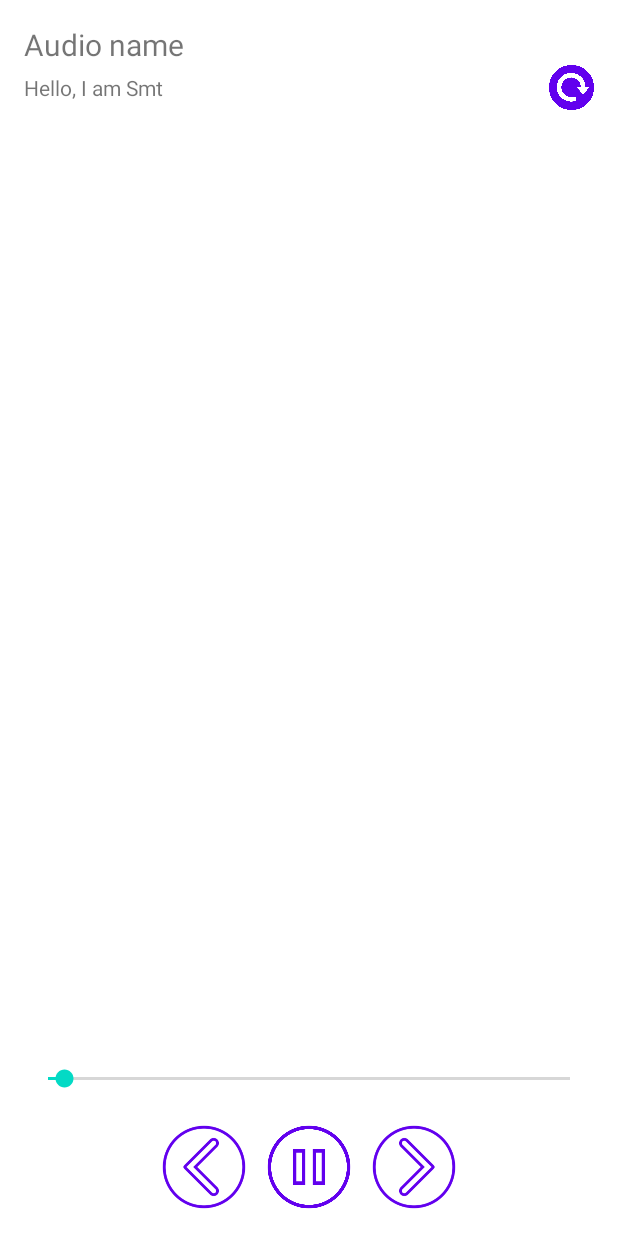
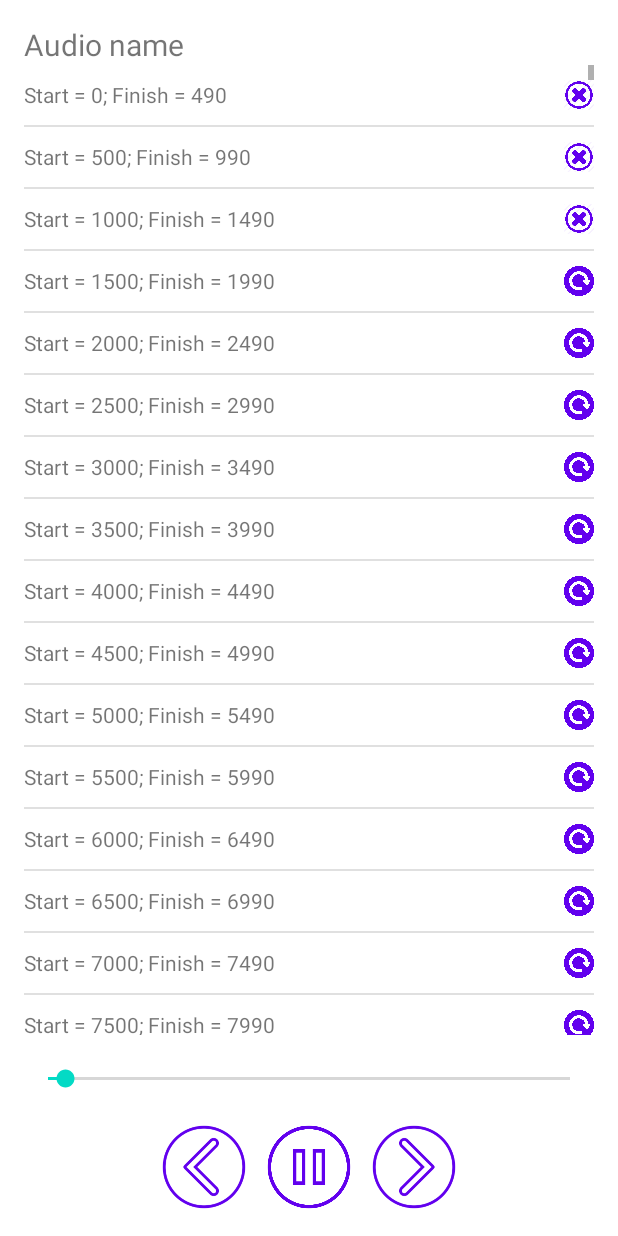
Before and after one commit to TungX/english-practice-listen, an Android app: the first screen one second after launch (MainActivity), on a phone screen of 412 x 824 dp. Run offline under Robolectric (Android 15) with nearby library versions, the phone set to English and light mode, and no system bars.

Commit message:
add event to audio

```diff
--- a/app/src/main/java/vn/yinx/listenenglish/AudioRunning.java
+++ b/app/src/main/java/vn/yinx/listenenglish/AudioRunning.java
@@ -2,19 +2,36 @@ package vn.yinx.listenenglish;
 
 import android.media.MediaPlayer;
 
+import java.util.ArrayList;
+
 public class AudioRunning extends Thread {
     private MediaPlayer mp;
     private MainActivity mainActivity;
+    private ArrayList<Sentence> sentences;
+    private int currentSentence = 0;
+    private LyricAdapter lyricAdapter;
 
-    public AudioRunning(MainActivity mainActivity, MediaPlayer mp) {
+    public AudioRunning(MainActivity mainActivity, MediaPlayer mp, ArrayList<Sentence> sentences) {
         this.mainActivity = mainActivity;
         this.mp = mp;
+        this.sentences = sentences;
     }
 
     @Override
     public void run() {
         while (this.mp.getCurrentPosition() < this.mp.getDuration()) {
-            this.mainActivity.updateSeek(this.mp.getCurrentPosition());
+            int currentTime = this.mp.getCurrentPosition();
+            for (int i = currentSentence; i < sentences.size(); i++) {
+                Sentence sentence = sentences.get(i);
+                if (sentence.getEnd() < currentTime) {
+                    continue;
+                }
+                currentSentence = i;
+                sentence.setRepeating(true);
+                break;
+
+            }
+            this.mainActivity.updateSeek(this.mp.getCurrentPosition(), currentSentence);
             try {
                 Thread.sleep(100);
             } catch (InterruptedException e) {
--- a/app/src/main/java/vn/yinx/listenenglish/LyricAdapter.java
+++ b/app/src/main/java/vn/yinx/listenenglish/LyricAdapter.java
@@ -50,6 +50,11 @@ public class LyricAdapter extends BaseAdapter {
             }
         });
         Button btnReload = viewSentence.findViewById(R.id.lyric_sentence_reload);
+        if (sentences.get(position).isRepeating()) {
+            btnReload.setBackgroundResource(R.drawable.cancel);
+        } else {
+            btnReload.setBackgroundResource(R.drawable.repeat);
+        }
         btnReload.setOnClickListener(new View.OnClickListener() {
             @Override
             public void onClick(View v) {
--- a/app/src/main/java/vn/yinx/listenenglish/MainActivity.java
+++ b/app/src/main/java/vn/yinx/listenenglish/MainActivity.java
@@ -9,7 +9,10 @@ import androidx.appcompat.app.AppCompatActivity;
 import androidx.core.app.ActivityCompat;
 import androidx.core.content.ContextCompat;
 
+import android.os.Handler;
+import android.os.Looper;
 import android.util.Log;
+import android.view.MotionEvent;
 import android.view.View;
 import android.widget.ListView;
 import android.widget.SeekBar;
@@ -47,25 +50,29 @@ public class MainActivity extends AppCompatActivity {
 
         while (!hasPermission) {
             try {
-                Thread.sleep(1000);
+                Thread.sleep(500);
                 Log.d("MainActivityOnCreate", "check permission");
             } catch (InterruptedException e) {
                 e.printStackTrace();
             }
         }
 
-
         Log.d("MainActivityOnCreate", "has permission");
         ArrayList<Sentence> sentences = new ArrayList<>();
-        Sentence sentence = new Sentence();
-        sentence.setContent("Hello, I am Smt");
-        sentences.add(sentence);
+        for (int i = 0; i < 1000; i++) {
+            Sentence sentence = new Sentence();
+            sentence.setStart(i * 500);
+            sentence.setEnd(sentence.getStart() + 490);
+            sentence.setContent("Start = " + sentence.getStart() + "; Finish = " + sentence.getEnd());
+            sentences.add(sentence);
+        }
         lyricAdapter = new LyricAdapter(sentences);
         lyrics.setAdapter(lyricAdapter);
 
+
 //        mp = new MediaPlayer();
         mp = MediaPlayer.create(this.getBaseContext(), R.raw.kiss_the_rain);
-        new AudioRunning(this, mp).start();
+        new AudioRunning(this, mp, sentences).start();
         finalTime = mp.getDuration();
         startTime = mp.getCurrentPosition();
 
@@ -91,8 +98,29 @@ public class MainActivity extends AppCompatActivity {
 
     }
 
-    public void updateSeek(int time) {
+    long startTouch = 0;
+
+    @Override
+    public boolean onTouchEvent(MotionEvent event) {
+        startTouch = System.currentTimeMillis();
+        Log.d("updateSeek", "Start touch " + startTouch);
+        return super.onTouchEvent(event);
+    }
+
+    public void updateSeek(int time, int position) {
+        Log.d("updateSeek", "Time: " + time);
         seekbar.setProgress(time);
+        new Handler(Looper.getMainLooper()).post(new Runnable() {
+            @Override
+            public void run() {
+                lyricAdapter.notifyDataSetChanged();
+                if (System.currentTimeMillis() - startTouch > 3000) {
+                    lyrics.smoothScrollToPositionFromTop(position, 500);
+                }
+
+            }
+        });
+
     }
 
     public void loadAudioFiles(ArrayList<File> files, File file) {
--- a/app/src/main/res/layout/activity_main.xml
+++ b/app/src/main/res/layout/activity_main.xml
@@ -20,50 +20,49 @@
         android:layout_width="match_parent"
         android:layout_height="0dp"
         android:layout_weight="1">
-        <ScrollView
+        <ListView
+            android:id="@+id/lyrics"
             android:layout_width="match_parent"
-            android:layout_height="match_parent">
-            <ListView
-                android:id="@+id/lyrics"
-                android:layout_width="match_parent"
-                android:layout_height="match_parent"/>
-        </ScrollView>
+            android:layout_height="wrap_content" />
 
     </LinearLayout>
+
     <LinearLayout
         android:layout_width="match_parent"
         android:layout_height="wrap_content"
-        android:paddingBottom="20dp"
-        android:paddingTop="20dp">
+        android:paddingTop="20dp"
+        android:paddingBottom="20dp">
+
         <SeekBar
             android:id="@+id/playerSeekBar"
             android:layout_width="wrap_content"
             android:layout_height="wrap_content"
             android:layout_weight="1" />
     </LinearLayout>
+
     <LinearLayout
         android:layout_width="match_parent"
         android:layout_height="wrap_content"
         android:gravity="center_horizontal">
+
         <Button
             android:layout_width="60dp"
             android:layout_height="60dp"
             android:background="@drawable/prev"
-            android:onClick="onClickPrev"
-            />
+            android:onClick="onClickPrev" />
+
         <Button
+            android:layout_width="60dp"
+            android:layout_height="60dp"
             android:layout_marginLeft="10dp"
             android:layout_marginRight="10dp"
-            android:layout_width="60dp"
-            android:layout_height="60dp"
             android:background="@drawable/pause"
-            android:onClick="onClickPlayPause"
-            />
+            android:onClick="onClickPlayPause" />
+
         <Button
             android:layout_width="60dp"
             android:layout_height="60dp"
             android:background="@drawable/next"
-            android:onClick="onClickNext"
-            />
+            android:onClick="onClickNext" />
     </LinearLayout>
 </LinearLayout>
--- a/app/src/main/res/layout/sentence_lyric.xml
+++ b/app/src/main/res/layout/sentence_lyric.xml
@@ -2,7 +2,8 @@
 <LinearLayout xmlns:android="http://schemas.android.com/apk/res/android"
     android:layout_width="match_parent"
     android:layout_height="wrap_content"
-    android:layout_marginTop="10dp"
+    android:paddingTop="10dp"
+    android:paddingBottom="10dp"
     >
     <LinearLayout
         android:id="@+id/lyric_sentence"
@@ -18,8 +19,8 @@
     </LinearLayout>
     <Button
         android:id="@+id/lyric_sentence_reload"
-        android:layout_width="30dp"
-        android:layout_height="30dp"
+        android:layout_width="20dp"
+        android:layout_height="20dp"
         android:background="@drawable/repeat"
         android:layout_gravity="center"
         />
```
